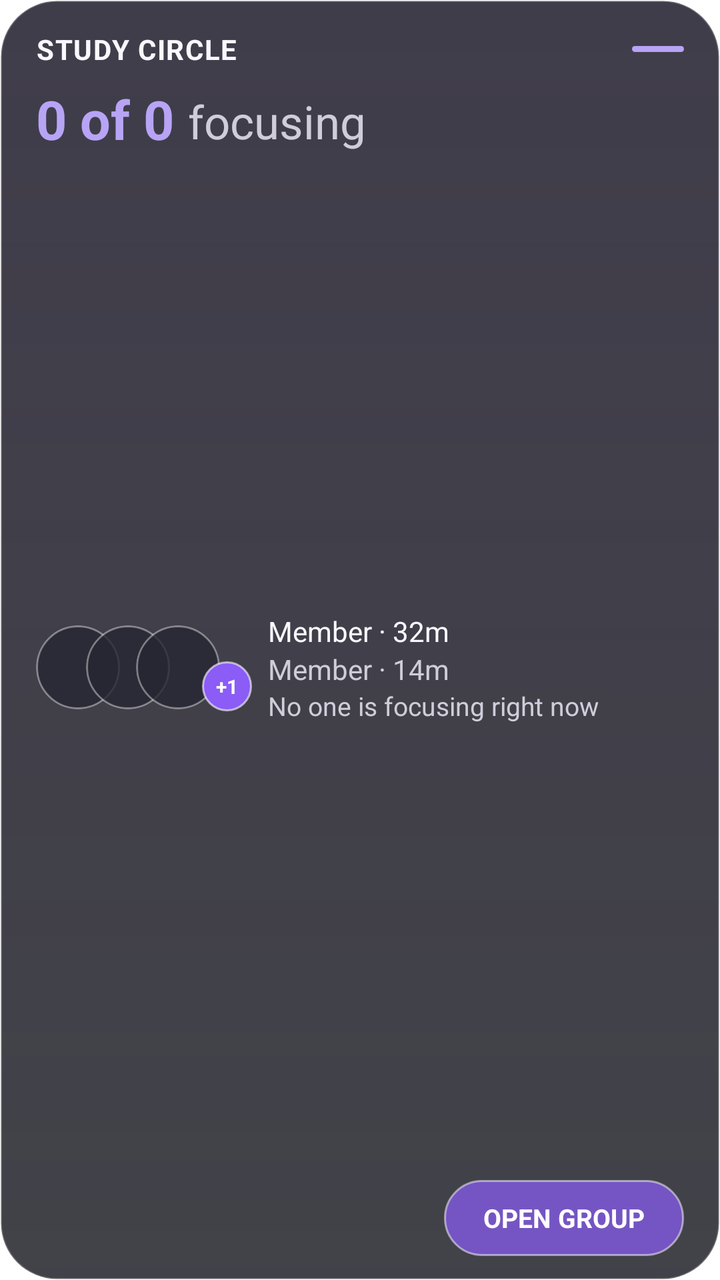
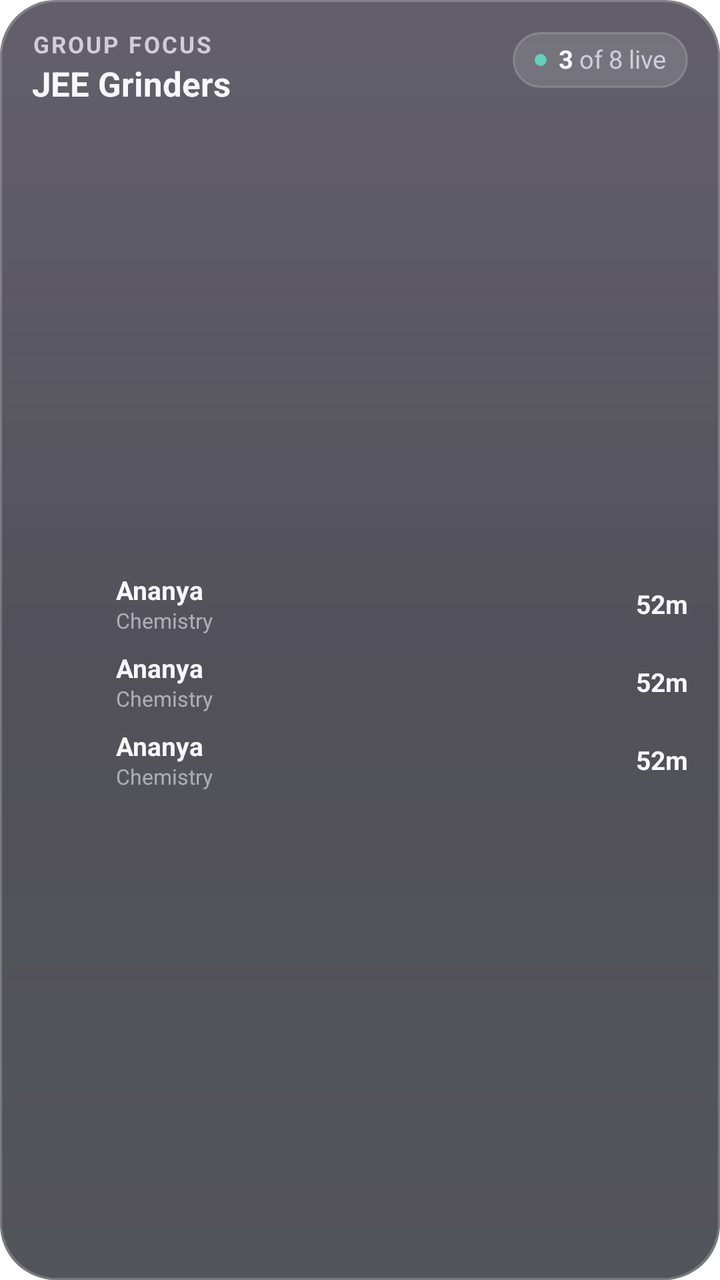

The first picture is an Android layout as it rendered before a commit; the second is the same layout after the commit. The layout source and the unified diff follow.
<!-- AndroidManifest.xml: application theme Theme.Flowstate.Splash -->
<!-- res/layout/widget_group_focus.xml -->
<?xml version="1.0" encoding="utf-8"?>
<LinearLayout xmlns:android="http://schemas.android.com/apk/res/android"
    android:id="@+id/widget_root"
    android:layout_width="match_parent"
    android:layout_height="match_parent"
    android:background="@drawable/widget_glass_dark"
    android:clickable="true"
    android:focusable="true"
    android:orientation="vertical"
    android:paddingStart="18dp"
    android:paddingTop="15dp"
    android:paddingEnd="18dp"
    android:paddingBottom="12dp">

    <LinearLayout
        android:layout_width="match_parent"
        android:layout_height="wrap_content"
        android:gravity="center_vertical"
        android:orientation="horizontal">

        <TextView
            android:id="@+id/group_name"
            android:layout_width="0dp"
            android:layout_height="wrap_content"
            android:layout_weight="1"
            android:ellipsize="end"
            android:letterSpacing="0.04"
            android:maxLines="1"
            android:text="STUDY CIRCLE"
            android:textColor="#F9F8FF"
            android:textSize="14sp"
            android:textStyle="bold" />

        <ImageView
            android:layout_width="26dp"
            android:layout_height="3dp"
            android:importantForAccessibility="no"
            android:background="@drawable/widget_accent_bar" />
    </LinearLayout>

    <LinearLayout
        android:layout_width="match_parent"
        android:layout_height="wrap_content"
        android:layout_marginTop="11dp"
        android:gravity="center_vertical"
        android:orientation="horizontal">

        <TextView
            android:id="@+id/focus_count"
            android:layout_width="wrap_content"
            android:layout_height="wrap_content"
            android:includeFontPadding="false"
            android:text="0 of 0"
            android:textColor="#B7A4F5"
            android:textSize="27sp"
            android:textStyle="bold" />

        <TextView
            android:id="@+id/focusing_label"
            android:layout_width="wrap_content"
            android:layout_height="wrap_content"
            android:layout_marginStart="7dp"
            android:text="focusing"
            android:textColor="#D0CDDA"
            android:textSize="23sp" />
    </LinearLayout>

    <LinearLayout
        android:layout_width="match_parent"
        android:layout_height="0dp"
        android:layout_marginTop="9dp"
        android:layout_weight="1"
        android:gravity="center_vertical"
        android:orientation="horizontal">

        <FrameLayout
            android:id="@+id/avatar_stack"
            android:layout_width="108dp"
            android:layout_height="44dp">

            <ImageView
                android:id="@+id/avatar_one"
                android:layout_width="42dp"
                android:layout_height="42dp"
                android:layout_gravity="start|center_vertical"
                android:background="@drawable/widget_avatar_frame"
                android:clipToOutline="true"
                android:contentDescription="First group member focusing"
                android:padding="2dp"
                android:scaleType="centerCrop" />

            <ImageView
                android:id="@+id/avatar_two"
                android:layout_width="42dp"
                android:layout_height="42dp"
                android:layout_gravity="start|center_vertical"
                android:layout_marginStart="25dp"
                android:background="@drawable/widget_avatar_frame"
                android:clipToOutline="true"
                android:contentDescription="Second group member focusing"
                android:padding="2dp"
                android:scaleType="centerCrop" />

            <ImageView
                android:id="@+id/avatar_three"
                android:layout_width="42dp"
                android:layout_height="42dp"
                android:layout_gravity="start|center_vertical"
                android:layout_marginStart="50dp"
                android:background="@drawable/widget_avatar_frame"
                android:clipToOutline="true"
                android:contentDescription="Another group member focusing"
                android:padding="2dp"
                android:scaleType="centerCrop" />

            <TextView
                android:id="@+id/extra_badge"
                android:layout_width="25dp"
                android:layout_height="25dp"
                android:layout_gravity="end|bottom"
                android:background="@drawable/widget_badge"
                android:gravity="center"
                android:text="+1"
                android:textColor="#FFFFFFFF"
                android:textSize="10sp"
                android:textStyle="bold" />
        </FrameLayout>

        <LinearLayout
            android:layout_width="0dp"
            android:layout_height="wrap_content"
            android:layout_marginStart="8dp"
            android:layout_weight="1"
            android:orientation="vertical">

            <TextView
                android:id="@+id/member_one"
                android:layout_width="match_parent"
                android:layout_height="wrap_content"
                android:ellipsize="end"
                android:maxLines="1"
                android:text="Member · 32m"
                android:textColor="#F9F8FF"
                android:textSize="14sp" />

            <TextView
                android:id="@+id/member_two"
                android:layout_width="match_parent"
                android:layout_height="wrap_content"
                android:ellipsize="end"
                android:maxLines="1"
                android:text="Member · 14m"
                android:textColor="#D0CDDA"
                android:textSize="14sp" />

            <TextView
                android:id="@+id/status_message"
                android:layout_width="match_parent"
                android:layout_height="wrap_content"
                android:ellipsize="end"
                android:maxLines="2"
                android:text="No one is focusing right now"
                android:textColor="#D0CDDA"
                android:textSize="13sp" />
        </LinearLayout>
    </LinearLayout>

    <TextView
        android:id="@+id/open_group"
        android:layout_width="wrap_content"
        android:layout_height="38dp"
        android:layout_gravity="end"
        android:layout_marginTop="8dp"
        android:background="@drawable/widget_button_bg"
        android:gravity="center"
        android:minWidth="120dp"
        android:paddingStart="18dp"
        android:paddingEnd="18dp"
        android:text="OPEN GROUP"
        android:textColor="#FFFFFFFF"
        android:textSize="13sp"
        android:textStyle="bold" />
</LinearLayout>
<!-- resources referenced by this layout -->
<resources>
  <!-- drawable widget_accent_bar (drawable) -->
  <?xml version="1.0" encoding="utf-8"?>
  <shape xmlns:android="http://schemas.android.com/apk/res/android" android:shape="rectangle">
      <solid android:color="#B7A4F5" />
      <corners android:radius="4dp" />
  </shape>
  <!-- drawable widget_avatar_frame (drawable) -->
  <?xml version="1.0" encoding="utf-8"?>
  <shape xmlns:android="http://schemas.android.com/apk/res/android" android:shape="oval">
      <solid android:color="#CC252631" />
      <stroke android:width="1dp" android:color="#66FFFFFF" />
  </shape>
  <!-- drawable widget_badge (drawable) -->
  <?xml version="1.0" encoding="utf-8"?>
  <shape xmlns:android="http://schemas.android.com/apk/res/android" android:shape="oval">
      <solid android:color="#8B5CF6" />
      <stroke android:width="1dp" android:color="#99FFFFFF" />
  </shape>
  <!-- drawable widget_button_bg (drawable) -->
  <?xml version="1.0" encoding="utf-8"?>
  <shape xmlns:android="http://schemas.android.com/apk/res/android" android:shape="rectangle">
      <solid android:color="#B58B5CF6" />
      <corners android:radius="20dp" />
      <stroke android:width="1dp" android:color="#80FFFFFF" />
  </shape>
  <!-- drawable widget_glass_dark (drawable) -->
  <?xml version="1.0" encoding="utf-8"?>
  <shape xmlns:android="http://schemas.android.com/apk/res/android" android:shape="rectangle">
      <gradient
          android:angle="270"
          android:startColor="#D91F1B2B"
          android:endColor="#CC12131B" />
      <corners android:radius="28dp" />
      <stroke android:width="1dp" android:color="#35FFFFFF" />
  </shape>
  <style name="Theme.Flowstate.Splash" parent="Theme.SplashScreen">
          <item name="windowSplashScreenBackground">@color/splash_bg</item>
          <item name="windowSplashScreenAnimatedIcon">@drawable/ic_launcher_foreground</item>
          <item name="postSplashScreenTheme">@style/Theme.Flowstate</item>
      </style>
  <color name="splash_bg">#101418</color>
  <!-- drawable ic_launcher_foreground: png bitmap (drawable-nodpi, 61155 bytes) -->
  <style name="Theme.Flowstate" parent="android:Theme.Material.NoActionBar">
          <item name="android:windowBackground">@color/splash_bg</item>
          <item name="android:statusBarColor">@android:color/transparent</item>
          <item name="android:navigationBarColor">@android:color/transparent</item>
      </style>
</resources>

<!-- the commit's change to res/layout/widget_group_focus.xml (unified diff, before → after) -->
@@ -4,180 +4,313 @@
     android:layout_width="match_parent"
     android:layout_height="match_parent"
     android:background="@drawable/widget_glass_dark"
-    android:clickable="true"
-    android:focusable="true"
+    android:clipToPadding="false"
     android:orientation="vertical"
-    android:paddingStart="18dp"
-    android:paddingTop="15dp"
-    android:paddingEnd="18dp"
-    android:paddingBottom="12dp">
-
+    android:paddingStart="16dp"
+    android:paddingEnd="16dp"
+    android:paddingTop="16dp"
+    android:paddingBottom="16dp">
     <LinearLayout
         android:layout_width="match_parent"
         android:layout_height="wrap_content"
-        android:gravity="center_vertical"
-        android:orientation="horizontal">
-
-        <TextView
-            android:id="@+id/group_name"
-            android:layout_width="0dp"
-            android:layout_height="wrap_content"
-            android:layout_weight="1"
-            android:ellipsize="end"
-            android:letterSpacing="0.04"
-            android:maxLines="1"
-            android:text="STUDY CIRCLE"
-            android:textColor="#F9F8FF"
-            android:textSize="14sp"
-            android:textStyle="bold" />
-
-        <ImageView
-            android:layout_width="26dp"
-            android:layout_height="3dp"
-            android:importantForAccessibility="no"
-            android:background="@drawable/widget_accent_bar" />
-    </LinearLayout>
-
-    <LinearLayout
-        android:layout_width="match_parent"
-        android:layout_height="wrap_content"
-        android:layout_marginTop="11dp"
-        android:gravity="center_vertical"
-        android:orientation="horizontal">
-
-        <TextView
-            android:id="@+id/focus_count"
-            android:layout_width="wrap_content"
-            android:layout_height="wrap_content"
-            android:includeFontPadding="false"
-            android:text="0 of 0"
-            android:textColor="#B7A4F5"
-            android:textSize="27sp"
-            android:textStyle="bold" />
-
-        <TextView
-            android:id="@+id/focusing_label"
-            android:layout_width="wrap_content"
-            android:layout_height="wrap_content"
-            android:layout_marginStart="7dp"
-            android:text="focusing"
-            android:textColor="#D0CDDA"
-            android:textSize="23sp" />
-    </LinearLayout>
-
-    <LinearLayout
-        android:layout_width="match_parent"
-        android:layout_height="0dp"
-        android:layout_marginTop="9dp"
-        android:layout_weight="1"
-        android:gravity="center_vertical"
-        android:orientation="horizontal">
-
-        <FrameLayout
-            android:id="@+id/avatar_stack"
-            android:layout_width="108dp"
-            android:layout_height="44dp">
-
-            <ImageView
-                android:id="@+id/avatar_one"
-                android:layout_width="42dp"
-                android:layout_height="42dp"
-                android:layout_gravity="start|center_vertical"
-                android:background="@drawable/widget_avatar_frame"
-                android:clipToOutline="true"
-                android:contentDescription="First group member focusing"
-                android:padding="2dp"
-                android:scaleType="centerCrop" />
-
-            <ImageView
-                android:id="@+id/avatar_two"
-                android:layout_width="42dp"
-                android:layout_height="42dp"
-                android:layout_gravity="start|center_vertical"
-                android:layout_marginStart="25dp"
-                android:background="@drawable/widget_avatar_frame"
-                android:clipToOutline="true"
-                android:contentDescription="Second group member focusing"
-                android:padding="2dp"
-                android:scaleType="centerCrop" />
-
-            <ImageView
-                android:id="@+id/avatar_three"
-                android:layout_width="42dp"
-                android:layout_height="42dp"
-                android:layout_gravity="start|center_vertical"
-                android:layout_marginStart="50dp"
-                android:background="@drawable/widget_avatar_frame"
-                android:clipToOutline="true"
-                android:contentDescription="Another group member focusing"
-                android:padding="2dp"
-                android:scaleType="centerCrop" />
-
-            <TextView
-                android:id="@+id/extra_badge"
-                android:layout_width="25dp"
-                android:layout_height="25dp"
-                android:layout_gravity="end|bottom"
-                android:background="@drawable/widget_badge"
-                android:gravity="center"
-                android:text="+1"
-                android:textColor="#FFFFFFFF"
-                android:textSize="10sp"
-                android:textStyle="bold" />
-        </FrameLayout>
-
+        android:orientation="horizontal"
+        android:gravity="top">
         <LinearLayout
             android:layout_width="0dp"
             android:layout_height="wrap_content"
-            android:layout_marginStart="8dp"
             android:layout_weight="1"
             android:orientation="vertical">
-
-            <TextView
-                android:id="@+id/member_one"
-                android:layout_width="match_parent"
-                android:layout_height="wrap_content"
-                android:ellipsize="end"
-                android:maxLines="1"
-                android:text="Member · 32m"
+            <TextView
+                android:id="@+id/group_label"
+                android:layout_width="match_parent"
+                android:layout_height="wrap_content"
+                android:includeFontPadding="false"
+                android:maxLines="1"
+                android:ellipsize="end"
+                android:text="GROUP FOCUS"
+                android:textColor="#D0CDDA"
+                android:textSize="11.5sp"
+                android:textStyle="bold"
+                android:letterSpacing="0.09" />
+            <TextView
+                android:id="@+id/group_name"
+                android:layout_width="match_parent"
+                android:layout_height="wrap_content"
+                android:includeFontPadding="false"
+                android:maxLines="1"
+                android:ellipsize="end"
+                android:text="JEE Grinders"
                 android:textColor="#F9F8FF"
-                android:textSize="14sp" />
-
-            <TextView
-                android:id="@+id/member_two"
-                android:layout_width="match_parent"
-                android:layout_height="wrap_content"
-                android:ellipsize="end"
-                android:maxLines="1"
-                android:text="Member · 14m"
-                android:textColor="#D0CDDA"
-                android:textSize="14sp" />
-
-            <TextView
-                android:id="@+id/status_message"
-                android:layout_width="match_parent"
-                android:layout_height="wrap_content"
-                android:ellipsize="end"
-                android:maxLines="2"
-                android:text="No one is focusing right now"
-                android:textColor="#D0CDDA"
-                android:textSize="13sp" />
+                android:textSize="17sp"
+                android:textStyle="bold"
+                android:layout_marginTop="3dp" />
         </LinearLayout>
+        <FrameLayout
+            android:id="@+id/live_pill"
+            android:layout_width="wrap_content"
+            android:layout_height="28dp"
+            android:layout_marginStart="8dp">
+            <ImageView
+                android:id="@+id/live_bg"
+                android:layout_width="match_parent"
+                android:layout_height="match_parent"
+                android:src="@drawable/widget_pill_dark"
+                android:scaleType="fitXY"
+                android:importantForAccessibility="no" />
+            <LinearLayout
+                android:layout_width="wrap_content"
+                android:layout_height="match_parent"
+                android:orientation="horizontal"
+                android:gravity="center_vertical"
+                android:paddingStart="11dp"
+                android:paddingEnd="11dp">
+                <ImageView
+                    android:id="@+id/live_dot"
+                    android:layout_width="6dp"
+                    android:layout_height="6dp"
+                    android:src="@drawable/widget_shape_circle"
+                    android:scaleType="fitXY"
+                    android:tint="#62D0BB"
+                    android:importantForAccessibility="no" />
+                <TextView
+                    android:id="@+id/live_count"
+                    android:layout_width="wrap_content"
+                    android:layout_height="wrap_content"
+                    android:includeFontPadding="false"
+                    android:maxLines="1"
+                    android:ellipsize="end"
+                    android:text="3"
+                    android:textColor="#F9F8FF"
+                    android:textSize="12.5sp"
+                    android:textStyle="bold"
+                    android:layout_marginStart="6dp" />
+                <TextView
+                    android:id="@+id/live_suffix"
+                    android:layout_width="wrap_content"
+                    android:layout_height="wrap_content"
+                    android:includeFontPadding="false"
+                    android:maxLines="1"
+                    android:ellipsize="end"
+                    android:text=" of 8 live"
+                    android:textColor="#D0CDDA"
+                    android:textSize="12.5sp" />
+            </LinearLayout>
+        </FrameLayout>
     </LinearLayout>
-
+    <FrameLayout
+        android:layout_width="match_parent"
+        android:layout_height="0dp"
+        android:layout_weight="1" />
+    <LinearLayout
+        android:id="@+id/member1"
+        android:layout_width="match_parent"
+        android:layout_height="wrap_content"
+        android:orientation="horizontal"
+        android:gravity="center_vertical"
+        android:layout_marginTop="7dp">
+        <ImageView
+            android:id="@+id/avatar1"
+            android:layout_width="32dp"
+            android:layout_height="32dp"
+            android:scaleType="fitCenter"
+            android:importantForAccessibility="no" />
+        <LinearLayout
+            android:layout_width="0dp"
+            android:layout_height="wrap_content"
+            android:layout_weight="1"
+            android:orientation="vertical"
+            android:layout_marginStart="10dp">
+            <TextView
+                android:id="@+id/member1_name"
+                android:layout_width="match_parent"
+                android:layout_height="wrap_content"
+                android:includeFontPadding="false"
+                android:maxLines="1"
+                android:ellipsize="end"
+                android:text="Ananya"
+                android:textColor="#F9F8FF"
+                android:textSize="13sp"
+                android:textStyle="bold" />
+            <TextView
+                android:id="@+id/member1_subject"
+                android:layout_width="match_parent"
+                android:layout_height="wrap_content"
+                android:includeFontPadding="false"
+                android:maxLines="1"
+                android:ellipsize="end"
+                android:text="Chemistry"
+                android:textColor="#8CF9F8FF"
+                android:textSize="10.5sp"
+                android:layout_marginTop="1dp" />
+        </LinearLayout>
+        <ImageView
+            android:id="@+id/member1_bar"
+            android:layout_width="0dp"
+            android:layout_height="6dp"
+            android:scaleType="fitXY"
+            android:importantForAccessibility="no"
+            android:layout_weight="1.6"
+            android:layout_marginStart="8dp"
+            android:layout_marginEnd="12dp" />
+        <TextView
+            android:id="@+id/member1_minutes"
+            android:layout_width="wrap_content"
+            android:layout_height="wrap_content"
+            android:includeFontPadding="false"
+            android:maxLines="1"
+            android:ellipsize="end"
+            android:text="52m"
+            android:textColor="#F9F8FF"
+            android:textSize="13sp"
+            android:textStyle="bold"
+            android:minWidth="30dp"
+            android:gravity="end" />
+    </LinearLayout>
+    <LinearLayout
+        android:id="@+id/member2"
+        android:layout_width="match_parent"
+        android:layout_height="wrap_content"
+        android:orientation="horizontal"
+        android:gravity="center_vertical"
+        android:layout_marginTop="7dp">
+        <ImageView
+            android:id="@+id/avatar2"
+            android:layout_width="32dp"
+            android:layout_height="32dp"
+            android:scaleType="fitCenter"
+            android:importantForAccessibility="no" />
+        <LinearLayout
+            android:layout_width="0dp"
+            android:layout_height="wrap_content"
+            android:layout_weight="1"
+            android:orientation="vertical"
+            android:layout_marginStart="10dp">
+            <TextView
+                android:id="@+id/member2_name"
+                android:layout_width="match_parent"
+                android:layout_height="wrap_content"
+                android:includeFontPadding="false"
+                android:maxLines="1"
+                android:ellipsize="end"
+                android:text="Ananya"
+                android:textColor="#F9F8FF"
+                android:textSize="13sp"
+                android:textStyle="bold" />
+            <TextView
+                android:id="@+id/member2_subject"
+                android:layout_width="match_parent"
+                android:layout_height="wrap_content"
+                android:includeFontPadding="false"
+                android:maxLines="1"
+                android:ellipsize="end"
+                android:text="Chemistry"
+                android:textColor="#8CF9F8FF"
+                android:textSize="10.5sp"
+                android:layout_marginTop="1dp" />
+        </LinearLayout>
+        <ImageView
+            android:id="@+id/member2_bar"
+            android:layout_width="0dp"
+            android:layout_height="6dp"
+            android:scaleType="fitXY"
+            android:importantForAccessibility="no"
+            android:layout_weight="1.6"
+            android:layout_marginStart="8dp"
+            android:layout_marginEnd="12dp" />
+        <TextView
+            android:id="@+id/member2_minutes"
+            android:layout_width="wrap_content"
+            android:layout_height="wrap_content"
+            android:includeFontPadding="false"
+            android:maxLines="1"
+            android:ellipsize="end"
+            android:text="52m"
+            android:textColor="#F9F8FF"
+            android:textSize="13sp"
+            android:textStyle="bold"
+            android:minWidth="30dp"
+            android:gravity="end" />
+    </LinearLayout>
+    <LinearLayout
+        android:id="@+id/member3"
+        android:layout_width="match_parent"
+        android:layout_height="wrap_content"
+        android:orientation="horizontal"
+        android:gravity="center_vertical"
+        android:layout_marginTop="7dp">
+        <ImageView
+            android:id="@+id/avatar3"
+            android:layout_width="32dp"
+            android:layout_height="32dp"
+            android:scaleType="fitCenter"
+            android:importantForAccessibility="no" />
+        <LinearLayout
+            android:layout_width="0dp"
+            android:layout_height="wrap_content"
+            android:layout_weight="1"
+            android:orientation="vertical"
+            android:layout_marginStart="10dp">
+            <TextView
+                android:id="@+id/member3_name"
+                android:layout_width="match_parent"
+                android:layout_height="wrap_content"
+                android:includeFontPadding="false"
+                android:maxLines="1"
+                android:ellipsize="end"
+                android:text="Ananya"
+                android:textColor="#F9F8FF"
+                android:textSize="13sp"
+                android:textStyle="bold" />
+            <TextView
+                android:id="@+id/member3_subject"
+                android:layout_width="match_parent"
+                android:layout_height="wrap_content"
+                android:includeFontPadding="false"
+                android:maxLines="1"
+                android:ellipsize="end"
+                android:text="Chemistry"
+                android:textColor="#8CF9F8FF"
+                android:textSize="10.5sp"
+                android:layout_marginTop="1dp" />
+        </LinearLayout>
+        <ImageView
+            android:id="@+id/member3_bar"
+            android:layout_width="0dp"
+            android:layout_height="6dp"
+            android:scaleType="fitXY"
+            android:importantForAccessibility="no"
+            android:layout_weight="1.6"
+            android:layout_marginStart="8dp"
+            android:layout_marginEnd="12dp" />
+        <TextView
+            android:id="@+id/member3_minutes"
+            android:layout_width="wrap_content"
+            android:layout_height="wrap_content"
+            android:includeFontPadding="false"
+            android:maxLines="1"
+            android:ellipsize="end"
+            android:text="52m"
+            android:textColor="#F9F8FF"
+            android:textSize="13sp"
+            android:textStyle="bold"
+            android:minWidth="30dp"
+            android:gravity="end" />
+    </LinearLayout>
     <TextView
-        android:id="@+id/open_group"
-        android:layout_width="wrap_content"
-        android:layout_height="38dp"
-        android:layout_gravity="end"
-        android:layout_marginTop="8dp"
-        android:background="@drawable/widget_button_bg"
+        android:id="@+id/status_message"
+        android:layout_width="match_parent"
+        android:layout_height="wrap_content"
         android:gravity="center"
-        android:minWidth="120dp"
-        android:paddingStart="18dp"
-        android:paddingEnd="18dp"
-        android:text="OPEN GROUP"
-        android:textColor="#FFFFFFFF"
-        android:textSize="13sp"
-        android:textStyle="bold" />
+        android:includeFontPadding="false"
+        android:maxLines="2"
+        android:ellipsize="end"
+        android:text="No one is focusing right now"
+        android:textColor="#D0CDDA"
+        android:textSize="12.5sp"
+        android:layout_marginBottom="8dp"
+        android:visibility="gone" />
+    <FrameLayout
+        android:layout_width="match_parent"
+        android:layout_height="0dp"
+        android:layout_weight="1" />
 </LinearLayout>
<!-- resource entries referenced after the edit -->
@@ -1,39 +1,39 @@
 <!-- resources referenced by this layout -->
 <resources>
-  <!-- drawable widget_accent_bar (drawable) -->
+  <!-- drawable widget_glass_dark (drawable) -->
+  <?xml version="1.0" encoding="utf-8"?>
+  <layer-list xmlns:android="http://schemas.android.com/apk/res/android">
+      <item>
+          <shape android:shape="rectangle">
+              <gradient android:angle="270" android:startColor="#C71F1B2B" android:endColor="#B812131B" />
+              <corners android:radius="28dp" />
+          </shape>
+      </item>
+      <item>
+          <shape android:shape="rectangle">
+              <gradient android:angle="270" android:startColor="#1AFFFFFF" android:centerColor="#00FFFFFF" android:endColor="#00FFFFFF" />
+              <corners android:radius="28dp" />
+          </shape>
+      </item>
+      <item>
+          <shape android:shape="rectangle">
+              <solid android:color="#00000000" />
+              <stroke android:width="1dp" android:color="#38FFFFFF" />
+              <corners android:radius="28dp" />
+          </shape>
+      </item>
+  </layer-list>
+  <!-- drawable widget_pill_dark (drawable) -->
   <?xml version="1.0" encoding="utf-8"?>
   <shape xmlns:android="http://schemas.android.com/apk/res/android" android:shape="rectangle">
-      <solid android:color="#B7A4F5" />
-      <corners android:radius="4dp" />
+      <solid android:color="#1FFFFFFF" />
+      <stroke android:width="1dp" android:color="#2EFFFFFF" />
+      <corners android:radius="999dp" />
   </shape>
-  <!-- drawable widget_avatar_frame (drawable) -->
+  <!-- drawable widget_shape_circle (drawable) -->
   <?xml version="1.0" encoding="utf-8"?>
   <shape xmlns:android="http://schemas.android.com/apk/res/android" android:shape="oval">
-      <solid android:color="#CC252631" />
-      <stroke android:width="1dp" android:color="#66FFFFFF" />
-  </shape>
-  <!-- drawable widget_badge (drawable) -->
-  <?xml version="1.0" encoding="utf-8"?>
-  <shape xmlns:android="http://schemas.android.com/apk/res/android" android:shape="oval">
-      <solid android:color="#8B5CF6" />
-      <stroke android:width="1dp" android:color="#99FFFFFF" />
-  </shape>
-  <!-- drawable widget_button_bg (drawable) -->
-  <?xml version="1.0" encoding="utf-8"?>
-  <shape xmlns:android="http://schemas.android.com/apk/res/android" android:shape="rectangle">
-      <solid android:color="#B58B5CF6" />
-      <corners android:radius="20dp" />
-      <stroke android:width="1dp" android:color="#80FFFFFF" />
-  </shape>
-  <!-- drawable widget_glass_dark (drawable) -->
-  <?xml version="1.0" encoding="utf-8"?>
-  <shape xmlns:android="http://schemas.android.com/apk/res/android" android:shape="rectangle">
-      <gradient
-          android:angle="270"
-          android:startColor="#D91F1B2B"
-          android:endColor="#CC12131B" />
-      <corners android:radius="28dp" />
-      <stroke android:width="1dp" android:color="#35FFFFFF" />
+      <solid android:color="#FFFFFFFF" />
   </shape>
   <style name="Theme.Flowstate.Splash" parent="Theme.SplashScreen">
           <item name="windowSplashScreenBackground">@color/splash_bg</item>
